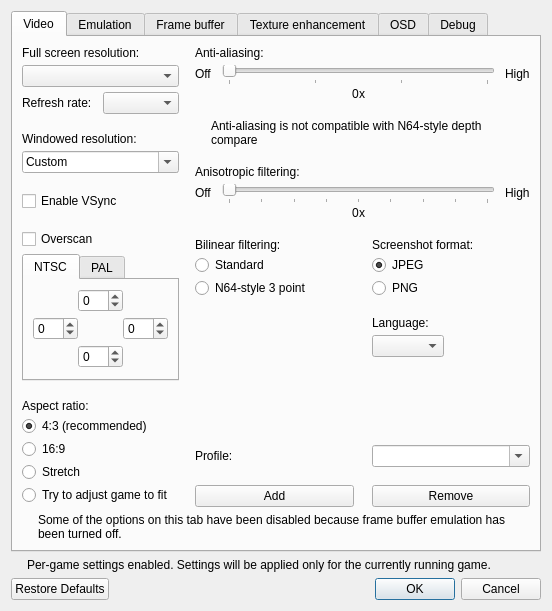
Qt form mupen64plus-video-gliden64/upstream/src/GLideNUI/configDialog.ui (mupen64plus-ae/mupen64plus-ae) before a commit.
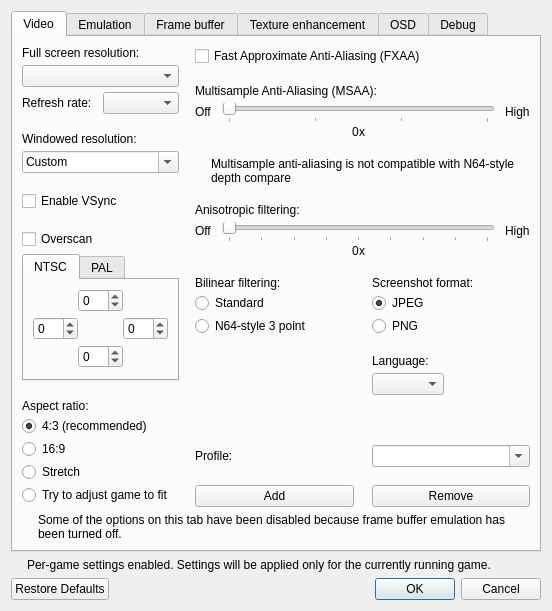
The same form after that commit. Icons and pictures are not drawn.

Diff of the .ui file:
```diff
--- a/mupen64plus-video-gliden64/upstream/src/GLideNUI/configDialog.ui
+++ b/mupen64plus-video-gliden64/upstream/src/GLideNUI/configDialog.ui
@@ -392,6 +392,13 @@
            <property name="spacing">
             <number>18</number>
            </property>
+           <item>
+            <widget class="QCheckBox" name="fxaaCheckBox">
+             <property name="text">
+              <string>Fast Approximate Anti-Aliasing (FXAA)</string>
+             </property>
+            </widget>
+           </item>
            <item>
             <layout class="QVBoxLayout" name="verticalLayout_21">
              <item>
@@ -415,7 +422,7 @@
                 <item>
                  <widget class="QLabel" name="aliasingLabel">
                   <property name="text">
-                   <string>Anti-aliasing:</string>
+                   <string>Multisample Anti-Aliasing (MSAA):</string>
                   </property>
                  </widget>
                 </item>
@@ -585,7 +592,7 @@
                 <item>
                  <widget class="QLabel" name="aliasingWarningLabel">
                   <property name="text">
-                   <string>Anti-aliasing is not compatible with N64-style depth compare</string>
+                   <string>Multisample anti-aliasing is not compatible with N64-style depth compare</string>
                   </property>
                   <property name="wordWrap">
                    <bool>true</bool>
```
Left out of the diff: 51 changed lines with no effect on the pictures.
